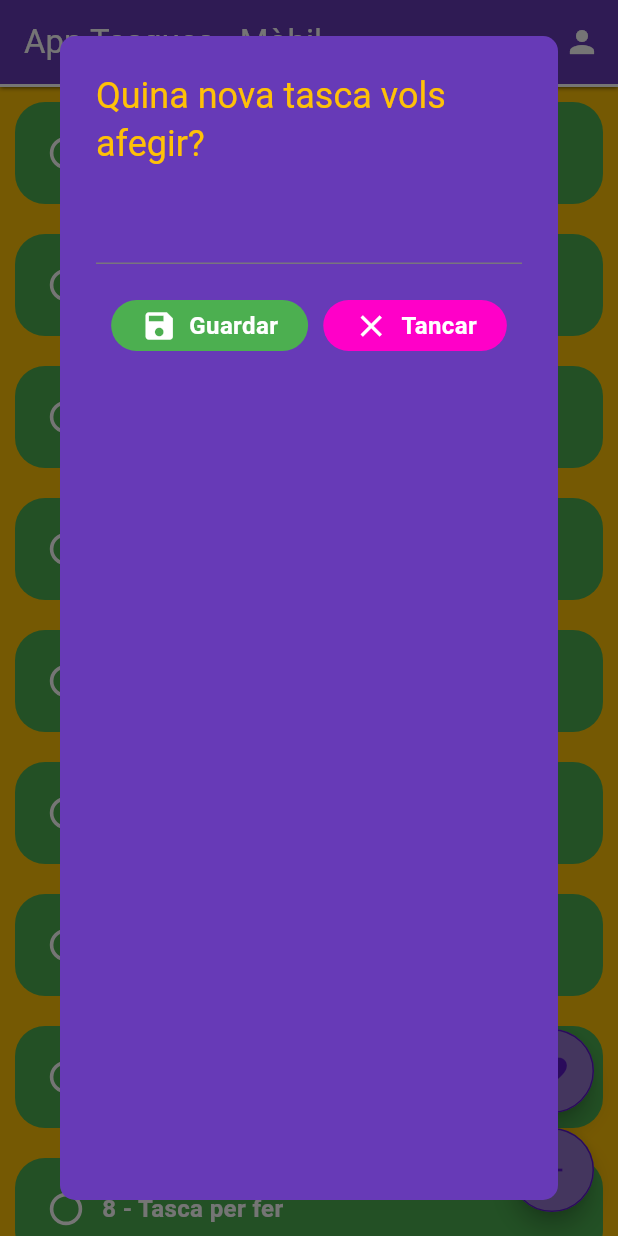
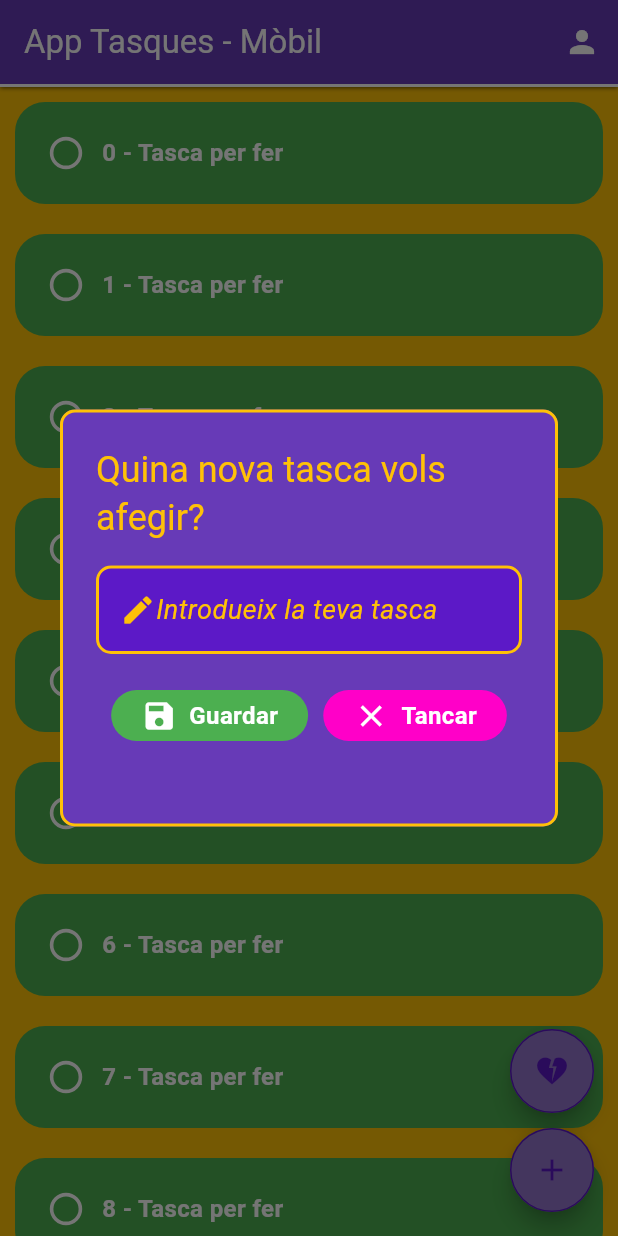
Before and after one commit to davidpereda0705/app, a Flutter app: the screen it shows after launch, after a tap on the "add" icon, on a phone screen of 412 x 824 dp. Run offline on Flutter 3.47's test engine with Material 3 defaults, Android fonts, the phone set to English and light mode, and no system bars.

Commit message:
Estils Dialog Acabat

```diff
--- a/lib/components/dialog_nova_tasca.dart
+++ b/lib/components/dialog_nova_tasca.dart
@@ -1,5 +1,6 @@
 import 'package:app/colors_app.dart';
 import 'package:app/components/boton_dialog.dart';
+import 'package:app/components/textfield_personalitzat.dart';
 import 'package:flutter/material.dart';
 
 class DialogNovaTasca extends StatelessWidget {
@@ -12,6 +13,10 @@ class DialogNovaTasca extends StatelessWidget {
       backgroundColor: ColorsApp.colorSecundari,
       shape: RoundedRectangleBorder(
         borderRadius: BorderRadiusGeometry.circular(10),
+        side: BorderSide(
+          color: ColorsApp.colorPrimari,
+          width: 2,
+        ),
       ),
 
       title: Text("Quina nova tasca vols afegir?",
@@ -19,9 +24,13 @@ class DialogNovaTasca extends StatelessWidget {
       ),
 
       content: Container(
+
+        height: 150,
+        width: MediaQuery.of(context).size.width * 0.8,
+
         child: Column(
           children: [
-            TextField(),
+            TextfieldPersonalitzat(),
             SizedBox(height: 24,),
             Row(
               mainAxisAlignment: MainAxisAlignment.spaceEvenly,
--- /dev/null
+++ b/lib/components/textfield_personalitzat.dart
@@ -0,0 +1,54 @@
+import 'package:app/colors_app.dart';
+import 'package:flutter/material.dart';
+
+class TextfieldPersonalitzat extends StatelessWidget {
+  const TextfieldPersonalitzat({super.key});
+
+  @override
+  Widget build(BuildContext context) {
+    return TextField(
+      cursorColor: ColorsApp.colorPrimari,
+      cursorWidth: 2,
+
+      style: TextStyle(
+        color: ColorsApp.colorPrimari,
+        fontSize: 18,
+        fontWeight: FontWeight.bold,
+        ),
+
+        decoration: InputDecoration(
+          hint: Row(
+            children: [
+              Icon(Icons.edit, color: ColorsApp.colorPrimari,),
+              Text(
+                "Introdueix la teva tasca",
+                style: TextStyle(
+                  color: ColorsApp.colorPrimari,
+                  fontStyle: FontStyle.italic,
+                  fontSize: 18,
+                  ),
+                ),
+            ],
+          ),
+            filled: true,
+            fillColor: ColorsApp.colorSecundariAccent,
+
+            //Aspecte de la bora quan el TextField esta habilitat
+            enabledBorder: OutlineInputBorder(
+              borderRadius: BorderRadius.circular(10),
+              borderSide: BorderSide(
+                color: ColorsApp.colorPrimari,
+                width: 2,
+                ),
+              ),
+              //Aspecte de la bora quan el Textfield esta en focus (escritura)
+              focusedBorder: UnderlineInputBorder(
+                borderSide: BorderSide(
+                  color: ColorsApp.colorPrimari,
+                  width: 3,
+                  ),
+              ),
+        ),
+    );
+  }
+}
```
